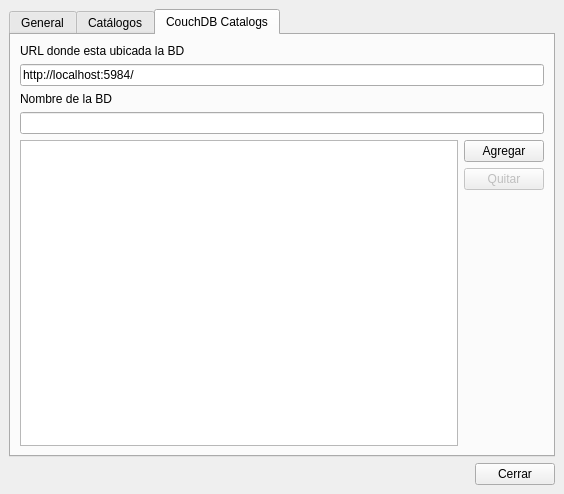
Above: gui/uis/wOpciones.ui from informaticameg/Fragmentos before the change. Below: the same form after it.
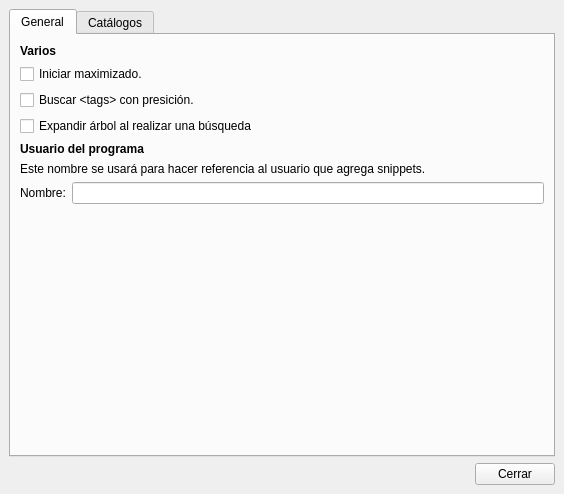
That is the form after the change. Icons and pictures are not drawn.

```diff
--- a/gui/uis/wOpciones.ui
+++ b/gui/uis/wOpciones.ui
@@ -31,7 +31,7 @@
        <enum>QTabWidget::Rounded</enum>
       </property>
       <property name="currentIndex">
-       <number>2</number>
+       <number>0</number>
       </property>
       <property name="elideMode">
        <enum>Qt::ElideNone</enum>
@@ -440,154 +440,6 @@
         </item>
        </layout>
       </widget>
-      <widget class="QWidget" name="tab_3">
-       <attribute name="title">
-        <string>CouchDB Catalogs</string>
-       </attribute>
-       <layout class="QVBoxLayout" name="verticalLayout_14">
-        <item>
-         <layout class="QVBoxLayout" name="verticalLayout_13">
-          <item>
-           <layout class="QVBoxLayout" name="verticalLayout_12">
-            <item>
-             <widget class="QLabel" name="label_11">
-              <property name="font">
-               <font>
-                <weight>50</weight>
-                <bold>false</bold>
-                <stylestrategy>PreferDefault</stylestrategy>
-                <kerning>true</kerning>
-               </font>
-              </property>
-              <property name="mouseTracking">
-               <bool>true</bool>
-              </property>
-              <property name="contextMenuPolicy">
-               <enum>Qt::ActionsContextMenu</enum>
-              </property>
-              <property name="acceptDrops">
-               <bool>false</bool>
-              </property>
-              <property name="toolTip">
-               <string notr="true"/>
-              </property>
-              <property name="text">
-               <string>URL donde esta ubicada la BD</string>
-              </property>
-              <property name="textFormat">
-               <enum>Qt::AutoText</enum>
-              </property>
-              <property name="alignment">
-               <set>Qt::AlignLeading|Qt::AlignLeft|Qt::AlignVCenter</set>
-              </property>
-              <property name="wordWrap">
-               <bool>true</bool>
-              </property>
-             </widget>
-            </item>
-            <item>
-             <widget class="QLineEdit" name="leURLCouch">
-              <property name="text">
-               <string>http://localhost:5984/</string>
-              </property>
-             </widget>
-            </item>
-            <item>
-             <widget class="QLabel" name="label_12">
-              <property name="font">
-               <font>
-                <weight>50</weight>
-                <bold>false</bold>
-                <stylestrategy>PreferDefault</stylestrategy>
-                <kerning>true</kerning>
-               </font>
-              </property>
-              <property name="mouseTracking">
-               <bool>true</bool>
-              </property>
-              <property name="contextMenuPolicy">
-               <enum>Qt::ActionsContextMenu</enum>
-              </property>
-              <property name="acceptDrops">
-               <bool>false</bool>
-              </property>
-              <property name="toolTip">
-               <string notr="true"/>
-              </property>
-              <property name="text">
-               <string>Nombre de la BD</string>
-              </property>
-              <property name="textFormat">
-               <enum>Qt::AutoText</enum>
-              </property>
-              <property name="alignment">
-               <set>Qt::AlignLeading|Qt::AlignLeft|Qt::AlignVCenter</set>
-              </property>
-              <property name="wordWrap">
-               <bool>true</bool>
-              </property>
-             </widget>
-            </item>
-            <item>
-             <widget class="QLineEdit" name="lrNombreBDCouch">
-              <property name="text">
-               <string/>
-              </property>
-             </widget>
-            </item>
-           </layout>
-          </item>
-          <item>
-           <layout class="QHBoxLayout" name="horizontalLayout_7">
-            <item>
-             <widget class="QListWidget" name="lstBdsCouch"/>
-            </item>
-            <item>
-             <layout class="QVBoxLayout" name="verticalLayout_11">
-              <item>
-               <widget class="QPushButton" name="btAgregarBDCouch">
-                <property name="toolTip">
-                 <string>Agregar referencia a catálogo</string>
-                </property>
-                <property name="text">
-                 <string>Agregar</string>
-                </property>
-               </widget>
-              </item>
-              <item>
-               <widget class="QPushButton" name="btQuitarBDCouch">
-                <property name="enabled">
-                 <bool>false</bool>
-                </property>
-                <property name="toolTip">
-                 <string>Quitar la referencia del catálogo seleccionado.</string>
-                </property>
-                <property name="text">
-                 <string>Quitar</string>
-                </property>
-               </widget>
-              </item>
-              <item>
-               <spacer name="verticalSpacer_4">
-                <property name="orientation">
-                 <enum>Qt::Vertical</enum>
-                </property>
-                <property name="sizeHint" stdset="0">
-                 <size>
-                  <width>20</width>
-                  <height>40</height>
-                 </size>
-                </property>
-               </spacer>
-              </item>
-             </layout>
-            </item>
-           </layout>
-          </item>
-         </layout>
-        </item>
-       </layout>
-      </widget>
      </widget>
     </item>
     <item>
```
